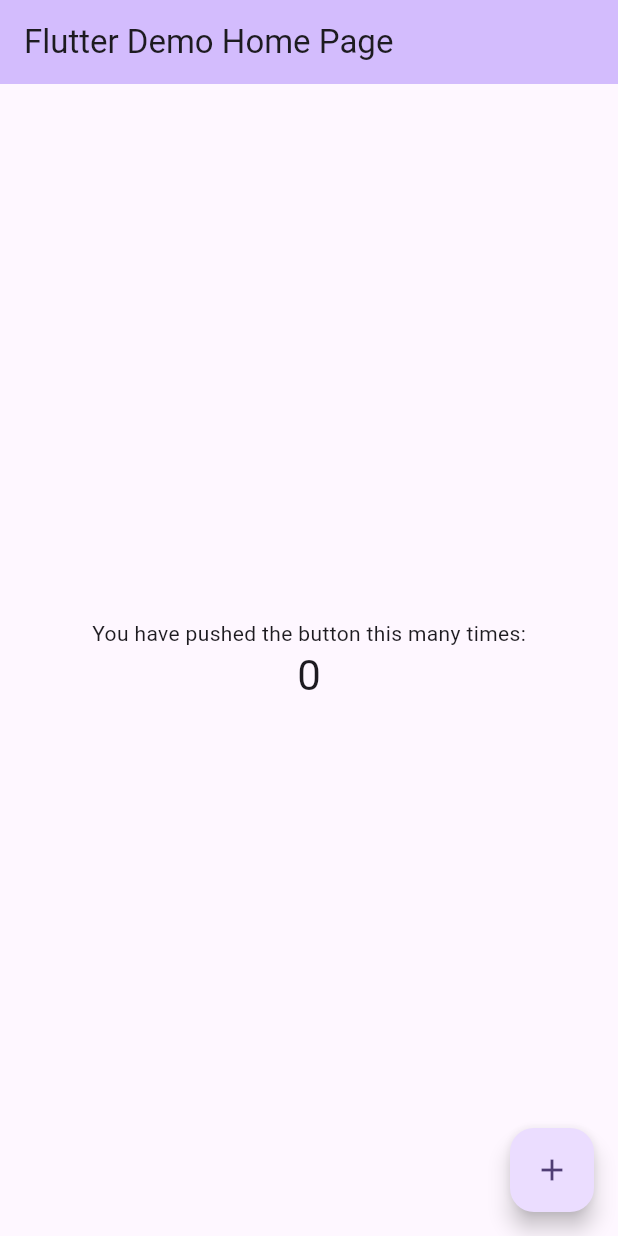
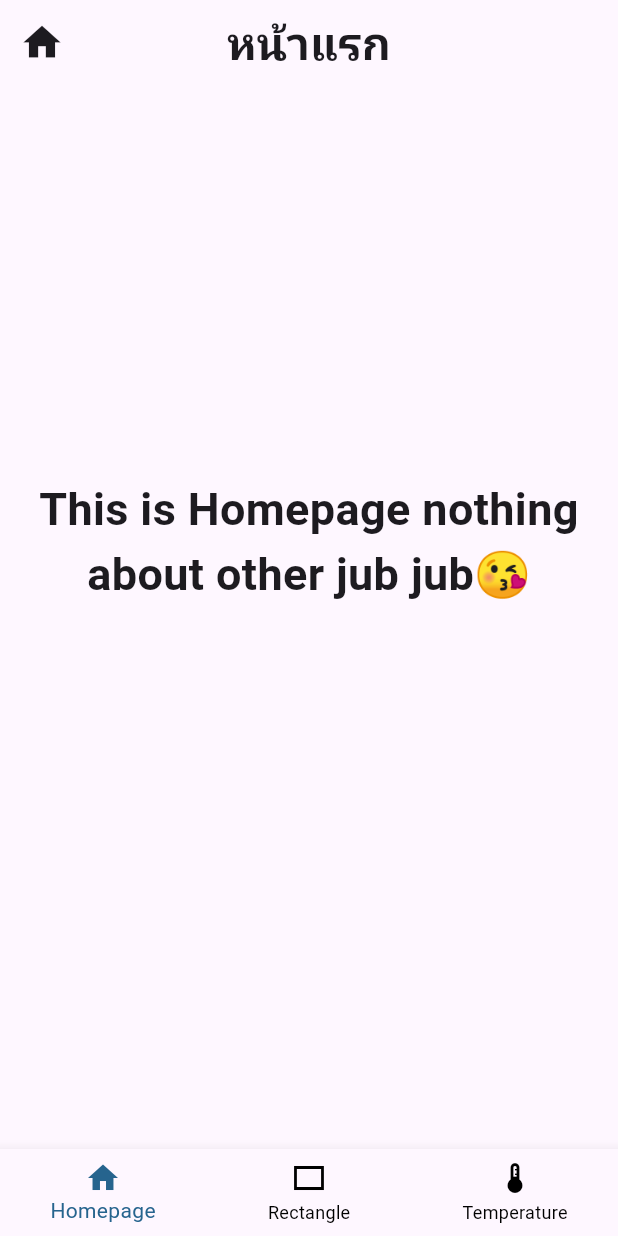
Before and after one commit to ntnatiee/w2-natiee-sit22, a Flutter app: the screen it shows after launch, on a phone screen of 412 x 824 dp. Run offline on Flutter 3.47's test engine with Material 3 defaults, Android fonts, the phone set to English and light mode, and no system bars.

Commit message:
second commit

```diff
--- /dev/null
+++ b/lib/home_page.dart
@@ -0,0 +1,51 @@
+import 'package:flutter/material.dart';
+
+class HomePage extends StatefulWidget{
+  @override
+  State<HomePage> createState() => _HomePageState();
+}
+
+class _HomePageState extends State<HomePage> {
+  @override
+  Widget build(BuildContext context) {
+    return Center(
+        child: Column(
+          mainAxisAlignment: MainAxisAlignment.center,
+          children: [
+            Text(
+              "This is Homepage nothing about other jub jub😘",
+              style: TextStyle(
+                fontSize: 30,
+                fontWeight: FontWeight.bold
+              ),
+              textAlign: TextAlign.center,
+            ),
+            SizedBox(
+              height: 100,
+            ),
+            /*Row(
+              children: [
+                Expanded(
+                  flex: 1,
+                  child: ElevatedButton(
+                    onPressed: () => Navigator.pushNamed(context, '/rectangle_page'),
+                    child: Text("Rectangle"),
+                  ),
+                ),
+                SizedBox(
+                  width: 20,
+                ),
+                Expanded(
+                  flex: 1,
+                  child: ElevatedButton(
+                    onPressed: () => Navigator.pushNamed(context, '/temperature_page'),
+                    child: Text("Temperature"),
+                  ),
+                ),
+              ],
+            ),*/
+          ],
+        ),
+      );
+  }
+}
--- a/lib/main.dart
+++ b/lib/main.dart
@@ -1,4 +1,7 @@
 import 'package:flutter/material.dart';
+import 'package:w2_natiee_sit22/rectangle_page.dart';
+import 'package:w2_natiee_sit22/temperature_page.dart';
+import 'package:w2_natiee_sit22/home_page.dart';
 
 void main() {
   runApp(const MyApp());
@@ -11,111 +14,100 @@ class MyApp extends StatelessWidget {
   @override
   Widget build(BuildContext context) {
     return MaterialApp(
-      title: 'Flutter Demo',
+      title: '',
       theme: ThemeData(
-        // This is the theme of your application.
-        //
-        // TRY THIS: Try running your application with "flutter run". You'll see
-        // the application has a purple toolbar. Then, without quitting the app,
-        // try changing the seedColor in the colorScheme below to Colors.green
-        // and then invoke "hot reload" (save your changes or press the "hot
-        // reload" button in a Flutter-supported IDE, or press "r" if you used
-        // the command line to start the app).
-        //
-        // Notice that the counter didn't reset back to zero; the application
-        // state is not lost during the reload. To reset the state, use hot
-        // restart instead.
-        //
-        // This works for code too, not just values: Most code changes can be
-        // tested with just a hot reload.
+
         colorScheme: .fromSeed(seedColor: Colors.deepPurple),
       ),
-      home: const MyHomePage(title: 'Flutter Demo Home Page'),
+      home: const MyHomePage(),
+      /*routes: {
+        '/rectangle_page': (context) => RectanglePage(),
+        '/temperature_page': (context) => TemperaturePage(),
+      },*/
     );
   }
 }
 
 class MyHomePage extends StatefulWidget {
-  const MyHomePage({super.key, required this.title});
-
-  // This widget is the home page of your application. It is stateful, meaning
-  // that it has a State object (defined below) that contains fields that affect
-  // how it looks.
-
-  // This class is the configuration for the state. It holds the values (in this
-  // case the title) provided by the parent (in this case the App widget) and
-  // used by the build method of the State. Fields in a Widget subclass are
-  // always marked "final".
-
-  final String title;
+  const MyHomePage({super.key});
 
   @override
   State<MyHomePage> createState() => _MyHomePageState();
 }
 
 class _MyHomePageState extends State<MyHomePage> {
-  int _counter = 0;
 
-  void _incrementCounter() {
-    setState(() {
-      // This call to setState tells the Flutter framework that something has
-      // changed in this State, which causes it to rerun the build method below
-      // so that the display can reflect the updated values. If we changed
-      // _counter without calling setState(), then the build method would not be
-      // called again, and so nothing would appear to happen.
-      _counter++;
-    });
-  }
+  int current = 0;
+
+  //list เปลี่ยนหน้า
+  final List<Widget> pages = [
+    HomePage(),
+    RectanglePage(),
+    TemperaturePage(),
+  ];
+
+  //list เปลี่ยนหัวข้อ
+  final List<String> titles = [
+    "หน้าแรก",
+    "พื้นที่สี่เหลี่ยมผืนผ้า",
+    "แปลงอุณหภูมิ"
+  ];
+
+  //list เก็บข้อมูล Icon title
+  final List<IconData> titleIcon = [
+      Icons.home,
+      Icons.rectangle,
+      Icons.thermostat,
+  ];
 
   @override
   Widget build(BuildContext context) {
-    // This method is rerun every time setState is called, for instance as done
-    // by the _incrementCounter method above.
-    //
-    // The Flutter framework has been optimized to make rerunning build methods
-    // fast, so that you can just rebuild anything that needs updating rather
-    // than having to individually change instances of widgets.
     return Scaffold(
       appBar: AppBar(
-        // TRY THIS: Try changing the color here to a specific color (to
-        // Colors.amber, perhaps?) and trigger a hot reload to see the AppBar
-        // change color while the other colors stay the same.
-        backgroundColor: Theme.of(context).colorScheme.inversePrimary,
-        // Here we take the value from the MyHomePage object that was created by
-        // the App.build method, and use it to set our appbar title.
-        title: Text(widget.title),
+        leading: Icon(
+          titleIcon[current],
+          size: 30,
+        ),
+        title: Text(
+          titles[current],
+          style: TextStyle(
+            fontSize: 30,
+            fontWeight: FontWeight.bold,
+          ),
+        ),
+        centerTitle: true,
       ),
-      body: Center(
-        // Center is a layout widget. It takes a single child and positions it
-        // in the middle of the parent.
-        child: Column(
-          // Column is also a layout widget. It takes a list of children and
-          // arranges them vertically. By default, it sizes itself to fit its
-          // children horizontally, and tries to be as tall as its parent.
-          //
-          // Column has various properties to control how it sizes itself and
-          // how it positions its children. Here we use mainAxisAlignment to
-          // center the children vertically; the main axis here is the vertical
-          // axis because Columns are vertical (the cross axis would be
-          // horizontal).
-          //
-          // TRY THIS: Invoke "debug painting" (choose the "Toggle Debug Paint"
-          // action in the IDE, or press "p" in the console), to see the
-          // wireframe for each widget.
-          mainAxisAlignment: .center,
-          children: [
-            const Text('You have pushed the button this many times:'),
-            Text(
-              '$_counter',
-              style: Theme.of(context).textTheme.headlineMedium,
-            ),
-          ],
+
+      body:SafeArea(
+        child: Container(
+          margin: EdgeInsets.all(20),
+          child: pages[current],
         ),
       ),
-      floatingActionButton: FloatingActionButton(
-        onPressed: _incrementCounter,
-        tooltip: 'Increment',
-        child: const Icon(Icons.add),
+
+      bottomNavigationBar: BottomNavigationBar(
+        currentIndex: current,
+        unselectedItemColor: Colors.black,
+        selectedItemColor: Color(0xff26648e),
+        onTap: (index) {
+          setState(() {
+            current = index;
+          });
+        },
+        items: [
+          BottomNavigationBarItem(
+            icon: Icon(Icons.home),
+            label: "Homepage",
+          ),
+          BottomNavigationBarItem(
+            icon: Icon(Icons.rectangle_outlined),
+            label: "Rectangle",
+          ),
+          BottomNavigationBarItem(
+            icon: Icon(Icons.thermostat),
+            label: "Temperature",
+          ),
+        ],
       ),
     );
   }
```
Also changed, not shown: lib/rectangle_page.dart (added, +193 -0 lines), lib/temperature_page.dart (added, +137 -0 lines).
